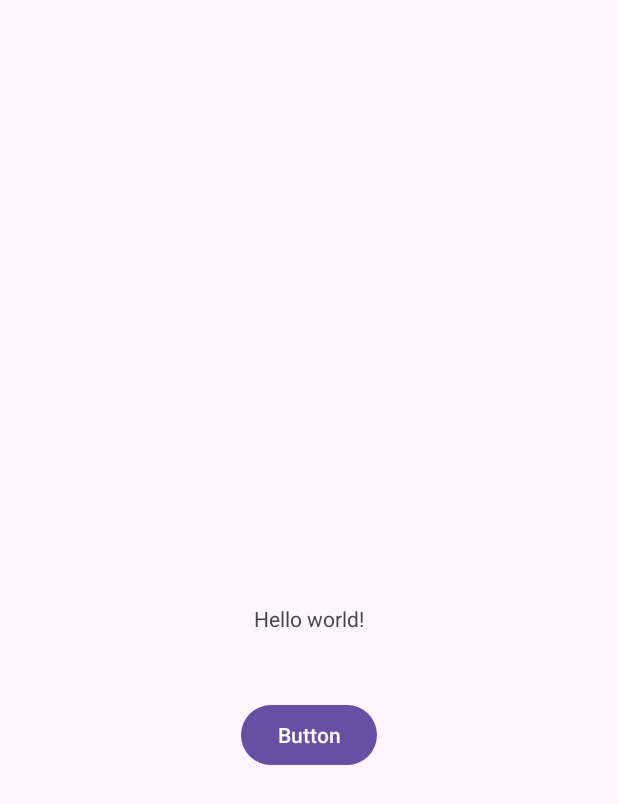
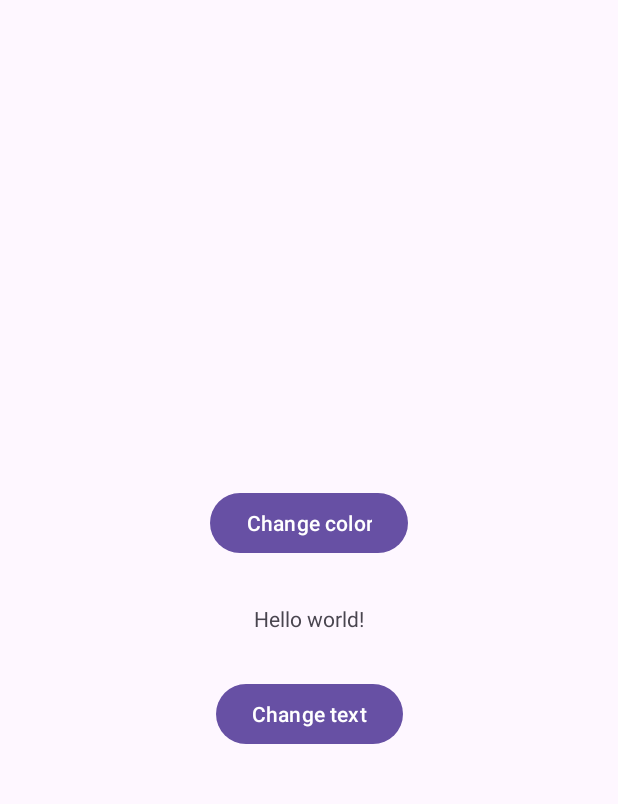
Before and after one commit to domgud/fintech-l1, an Android app: the screen it shows after launch (MainActivity), on a phone screen of 412 x 824 dp. Shown: the top 804 px of the screen. Run offline under Robolectric (Android 15) with nearby library versions, the phone set to English and light mode, and no system bars.

Commit message:
Add color change button

```diff
--- a/app/src/main/java/com/example/fintech_l1/MainActivity.java
+++ b/app/src/main/java/com/example/fintech_l1/MainActivity.java
@@ -2,6 +2,7 @@ package com.example.fintech_l1;
 
 import androidx.appcompat.app.AppCompatActivity;
 
+import android.graphics.Color;
 import android.os.Bundle;
 import android.widget.Button;
 import android.widget.TextView;
@@ -11,9 +12,10 @@ import java.util.Random;
 public class MainActivity extends AppCompatActivity {
 
     private Button textChangeButton;
+    private Button colorChangeButton;
     private TextView textViewMain;
 
-
+    // used for random color generation
     private final Random random = new Random();
     @Override
     protected void onCreate(Bundle savedInstanceState) {
@@ -25,13 +27,20 @@ public class MainActivity extends AppCompatActivity {
         textChangeButton.setOnClickListener(v -> {
             onClickChangeText();
         });
+
+        colorChangeButton.setOnClickListener(v -> {
+            onClickChangeColor();
+        });
+
     }
 
     private void initializeComponents(){
         textChangeButton = findViewById(R.id.btnChangeText);
+        colorChangeButton = findViewById(R.id.btnChanceColor);
         textViewMain = findViewById(R.id.tvMain);
     }
     private void onClickChangeText(){
+        // this will change text back and forth
         if (textViewMain.getText().toString().equals(getResources().getString(R.string.initialText))){
             textViewMain.setText(R.string.newText);
         }
@@ -40,4 +49,9 @@ public class MainActivity extends AppCompatActivity {
         }
 
     }
+
+    private void onClickChangeColor(){
+        textViewMain.setTextColor(Color.argb(255, random.nextInt(256),
+                random.nextInt(256), random.nextInt(256)));
+    }
 }
--- a/app/src/main/res/layout/activity_main.xml
+++ b/app/src/main/res/layout/activity_main.xml
@@ -20,10 +20,20 @@
         android:id="@+id/btnChangeText"
         android:layout_width="wrap_content"
         android:layout_height="wrap_content"
-        android:layout_marginTop="44dp"
+        android:layout_marginTop="30dp"
         android:text="@string/btnChangeTextText"
         app:layout_constraintEnd_toEndOf="parent"
         app:layout_constraintStart_toStartOf="parent"
         app:layout_constraintTop_toBottomOf="@+id/tvMain" />
 
+    <Button
+        android:id="@+id/btnChanceColor"
+        android:layout_width="wrap_content"
+        android:layout_height="wrap_content"
+        android:layout_marginBottom="30dp"
+        android:text="@string/btnChanceColorText"
+        app:layout_constraintBottom_toTopOf="@+id/tvMain"
+        app:layout_constraintEnd_toEndOf="parent"
+        app:layout_constraintStart_toStartOf="parent" />
+
 </androidx.constraintlayout.widget.ConstraintLayout>
--- a/app/src/main/res/values/strings.xml
+++ b/app/src/main/res/values/strings.xml
@@ -2,5 +2,6 @@
     <string name="app_name">fintech-l1</string>
     <string name="initialText">Hello world!</string>
     <string name="newText">Hello from the other side</string>
-    <string name="btnChangeTextText">Button</string>
+    <string name="btnChangeTextText">Change text</string>
+    <string name="btnChanceColorText">Change color</string>
 </resources>
```
